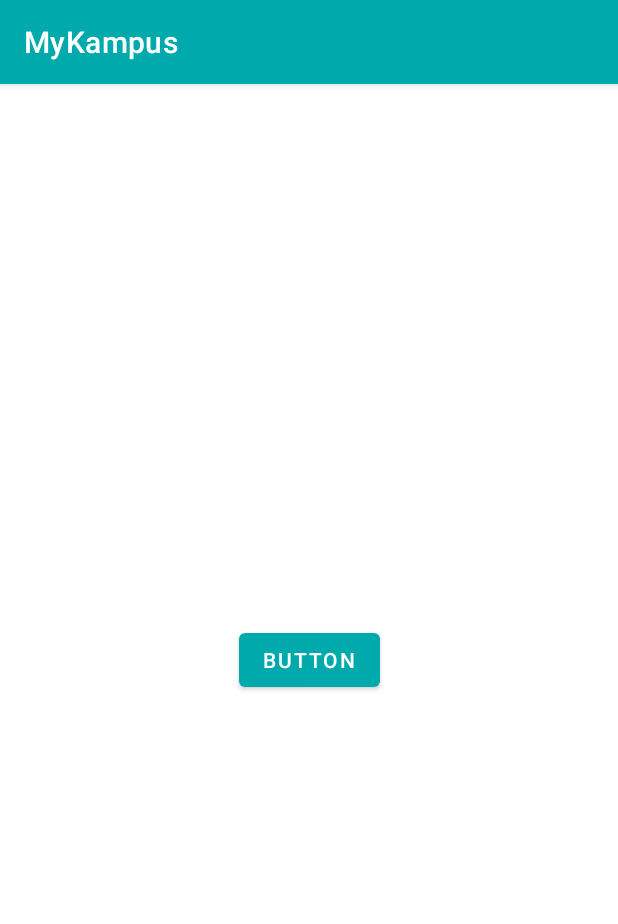
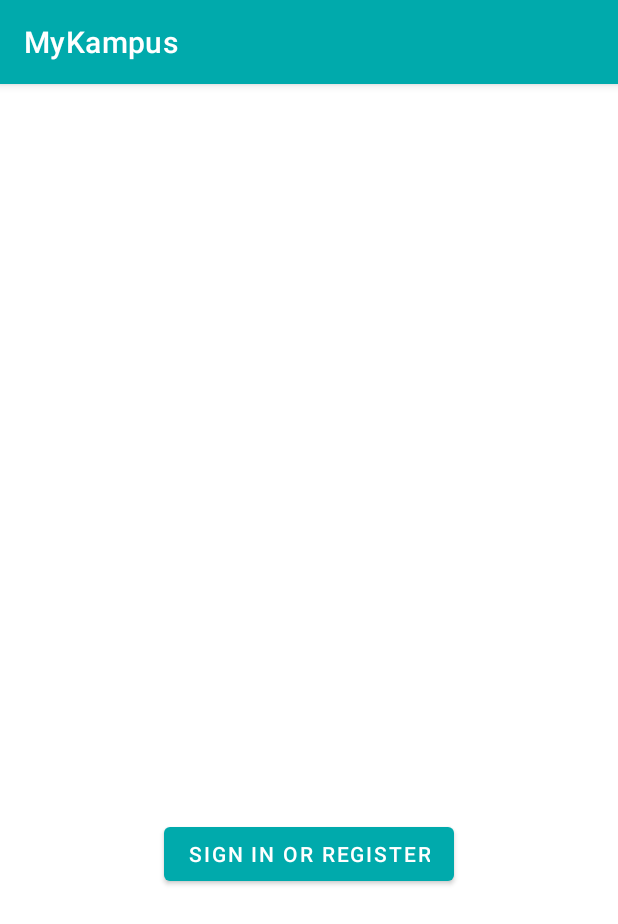
Before and after one commit to spid3rmn/AND1-MySuperApp, an Android app: the screen it shows after launch (SignInActivity), after a tap on "Sign in", on a phone screen of 412 x 824 dp. Shown: the top 924 px of the screen. Run offline under Robolectric (Android 15) with nearby library versions, the phone set to English and light mode, and no system bars; our stand-ins replace Firebase (no records; nobody signed in at launch, a user with empty details on screens opened directly), navigation-ui; libraries missing offline, so code that uses them is left out: com.firebase.ui.

Commit message:
Bug fixed. Login works well

```diff
--- a/app/src/main/java/com/example/mykampustest/MainActivity.java
+++ b/app/src/main/java/com/example/mykampustest/MainActivity.java
@@ -78,7 +78,8 @@ public class MainActivity extends AppCompatActivity {
         //menu.findItem(R.id.action_signout).setVisible(true);
 
         getMenuInflater().inflate(R.menu.main, menu);
-        //setMenu(menu);
+        setButtonsMenu(menu);
+
         return true;
     }
 
@@ -93,22 +94,25 @@ public class MainActivity extends AppCompatActivity {
                 signOut();
                 return true;
             case R.id.action_faq:
+                //startFaqActivity();
                 return true;
             default:
                 return super.onOptionsItemSelected(item);
         }
     }
 
-    //Select right menu
-    /*private void setMenu(Menu menu) {
+    //Select right buttons for the menu
+    private void setButtonsMenu(Menu menu) {
         viewModel.getCurrentUser().observe(this, user -> {
             if (user != null) {
-                getMenuInflater().inflate(R.menu.main_logout, menu);
+                menu.findItem(R.id.action_signout).setVisible(true);
+                menu.findItem(R.id.action_signin).setVisible(false);
             } else {
-                getMenuInflater().inflate(R.menu.main, menu);
+                menu.findItem(R.id.action_signout).setVisible(false);
+                menu.findItem(R.id.action_signin).setVisible(true);
             }
         });
-    }*/
+    }
 
     //Message to user regarding login status
     private void initialMessage() {
--- a/app/src/main/java/com/example/mykampustest/MainActivityViewModel.java
+++ b/app/src/main/java/com/example/mykampustest/MainActivityViewModel.java
@@ -18,10 +18,11 @@ public class MainActivityViewModel extends AndroidViewModel {
         //messageRepository = MessageRepository.getInstance();
     }
 
-    public void init() {
+    //only for message no need
+    /*public void init() {
         String userId = userRepository.getCurrentUser().getValue().getUid();
-        //messageRepository.init(userId);
-    }
+        messageRepository.init(userId);
+    }*/
 
     public LiveData<FirebaseUser> getCurrentUser(){
         return userRepository.getCurrentUser();
--- a/app/src/main/java/com/example/mykampustest/SignInActivity.java
+++ b/app/src/main/java/com/example/mykampustest/SignInActivity.java
@@ -54,7 +54,7 @@ public class SignInActivity extends AppCompatActivity {
         Intent signInIntent = AuthUI.getInstance()
                 .createSignInIntentBuilder()
                 .setAvailableProviders(providers)
-                .setLogo(R.drawable.klogo)
+                .setLogo(R.drawable.kicon)
                 .build();
 
         activityResultLauncher.launch(signInIntent);
--- a/app/src/main/res/layout/activity_sign_in.xml
+++ b/app/src/main/res/layout/activity_sign_in.xml
@@ -10,10 +10,11 @@
         android:id="@+id/button2"
         android:layout_width="wrap_content"
         android:layout_height="wrap_content"
-        android:text="Button"
         android:onClick="signIn"
+        android:text="Sign in or register"
         app:layout_constraintBottom_toBottomOf="parent"
         app:layout_constraintEnd_toEndOf="parent"
         app:layout_constraintStart_toStartOf="parent"
-        app:layout_constraintTop_toTopOf="parent" />
+        app:layout_constraintTop_toTopOf="parent"
+        app:layout_constraintVertical_bias="0.68" />
 </androidx.constraintlayout.widget.ConstraintLayout>
```
